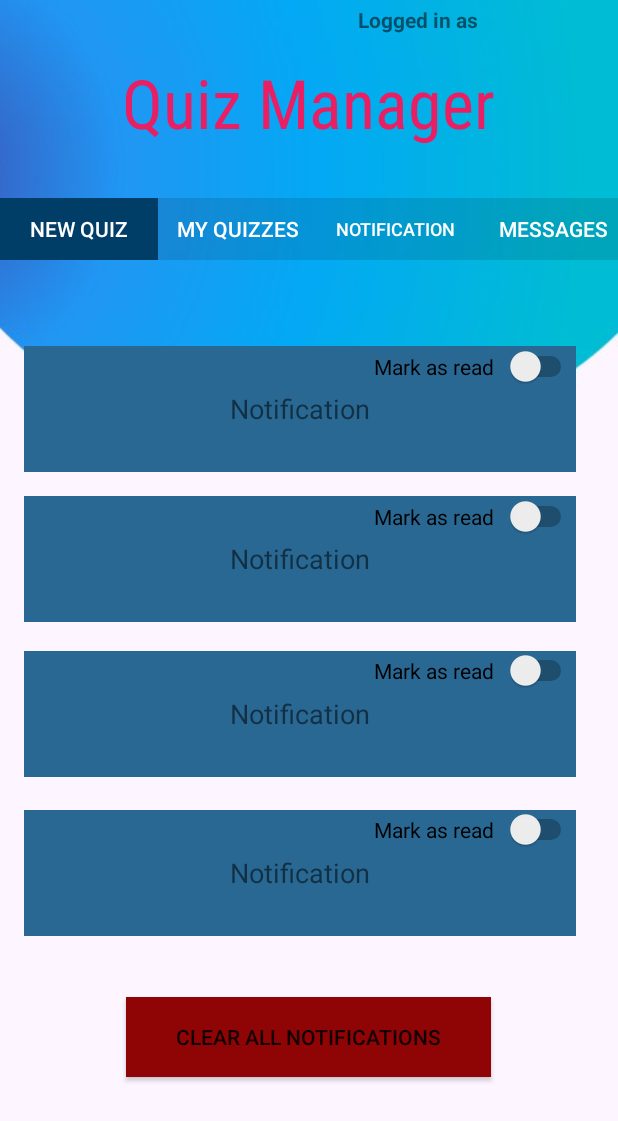
After one commit to drex7001/MAD_app, an Android app: the notifications screen opened directly, with no data from a screen before it, on a phone screen of 412 x 824 dp. The commit adds this screen. Shown: the top 1121 px of the screen. Run offline under Robolectric (Android 15) with nearby library versions, the phone set to English and light mode, and no system bars.

Commit message:
Added activity_notifications.xml

```diff
--- a/app/src/main/AndroidManifest.xml
+++ b/app/src/main/AndroidManifest.xml
@@ -9,16 +9,20 @@
         android:roundIcon="@mipmap/ic_launcher_round"
         android:supportsRtl="true"
         android:theme="@style/AppTheme">
+        <activity android:name=".notifications">
+            <intent-filter>
+                <action android:name="com.company.package.FOO" />
 
+                <category android:name="android.intent.category.DEFAULT" />
+            </intent-filter>
+        </activity>
         <activity android:name=".myquizzes">
             <intent-filter>
-            <action android:name="com.company.package.FOO" />
+                <action android:name="com.company.package.FOO" />
 
-            <category android:name="android.intent.category.DEFAULT" />
-        </intent-filter>
-
+                <category android:name="android.intent.category.DEFAULT" />
+            </intent-filter>
         </activity>
-
         <activity android:name=".teacherview">
             <intent-filter>
                 <action android:name="com.company.package.FOO" />
--- /dev/null
+++ b/app/src/main/java/com/drex/dashboard/notifications.java
@@ -0,0 +1,14 @@
+package com.drex.dashboard;
+
+import androidx.appcompat.app.AppCompatActivity;
+
+import android.os.Bundle;
+
+public class notifications extends AppCompatActivity {
+
+    @Override
+    protected void onCreate(Bundle savedInstanceState) {
+        super.onCreate(savedInstanceState);
+        setContentView(R.layout.activity_notifications);
+    }
+}
--- /dev/null
+++ b/app/src/main/res/layout/activity_notifications.xml
@@ -0,0 +1,209 @@
+<?xml version="1.0" encoding="utf-8"?>
+<androidx.constraintlayout.widget.ConstraintLayout xmlns:android="http://schemas.android.com/apk/res/android"
+    xmlns:app="http://schemas.android.com/apk/res-auto"
+    xmlns:tools="http://schemas.android.com/tools"
+    android:layout_width="match_parent"
+    android:layout_height="match_parent"
+    android:background="@drawable/bg"
+    tools:context=".notifications">
+
+    <TextView
+        android:id="@+id/notification5"
+        android:layout_width="368dp"
+        android:layout_height="84dp"
+        android:layout_marginStart="16dp"
+        android:layout_marginTop="493dp"
+        android:layout_marginBottom="154dp"
+        android:background="#286893"
+        android:gravity="center"
+        android:text="@string/not"
+        android:textSize="18sp"
+        app:layout_constraintBottom_toBottomOf="parent"
+        app:layout_constraintStart_toStartOf="parent"
+        app:layout_constraintTop_toTopOf="parent" />
+
+    <Switch
+        android:id="@+id/switch6"
+        android:layout_width="143dp"
+        android:layout_height="27dp"
+        android:layout_marginStart="241dp"
+        android:layout_marginTop="493dp"
+        android:layout_marginBottom="211dp"
+        android:gravity="center"
+        android:text="@string/read"
+        app:layout_constraintBottom_toBottomOf="parent"
+        app:layout_constraintStart_toStartOf="parent"
+        app:layout_constraintTop_toTopOf="parent" />
+
+    <TextView
+        android:id="@+id/notification3"
+        android:layout_width="368dp"
+        android:layout_height="84dp"
+        android:layout_marginStart="16dp"
+        android:layout_marginTop="387dp"
+        android:layout_marginBottom="260dp"
+        android:background="#286893"
+        android:gravity="center"
+        android:text="@string/not"
+        android:textSize="18sp"
+        app:layout_constraintBottom_toBottomOf="parent"
+        app:layout_constraintStart_toStartOf="parent"
+        app:layout_constraintTop_toTopOf="parent" />
+
+    <Switch
+        android:id="@+id/switch4"
+        android:layout_width="143dp"
+        android:layout_height="27dp"
+        android:layout_marginStart="241dp"
+        android:layout_marginTop="387dp"
+        android:layout_marginBottom="317dp"
+        android:gravity="center"
+        android:text="@string/read"
+        app:layout_constraintBottom_toBottomOf="parent"
+        app:layout_constraintStart_toStartOf="parent"
+        app:layout_constraintTop_toTopOf="parent" />
+
+    <TextView
+        android:id="@+id/notification2"
+        android:layout_width="368dp"
+        android:layout_height="84dp"
+        android:layout_marginStart="16dp"
+        android:layout_marginTop="284dp"
+        android:layout_marginBottom="363dp"
+        android:background="#286893"
+        android:gravity="center"
+        android:text="@string/not"
+        android:textSize="18sp"
+        app:layout_constraintBottom_toBottomOf="parent"
+        app:layout_constraintStart_toStartOf="parent"
+        app:layout_constraintTop_toTopOf="parent" />
+
+    <Switch
+        android:id="@+id/switch3"
+        android:layout_width="143dp"
+        android:layout_height="27dp"
+        android:layout_marginStart="241dp"
+        android:layout_marginTop="284dp"
+        android:layout_marginBottom="420dp"
+        android:gravity="center"
+        android:text="@string/read"
+        app:layout_constraintBottom_toBottomOf="parent"
+        app:layout_constraintStart_toStartOf="parent"
+        app:layout_constraintTop_toTopOf="parent" />
+
+    <TextView
+        android:id="@+id/editTextTextPersonName"
+        android:layout_width="328dp"
+        android:layout_height="wrap_content"
+        android:layout_marginStart="41dp"
+        android:layout_marginTop="44dp"
+        android:autofillHints=""
+        android:clickable="false"
+        android:elevation="2dp"
+        android:ems="10"
+        android:fontFamily="sans-serif-condensed-medium"
+        android:gravity="center"
+        android:includeFontPadding="false"
+        android:inputType="textPersonName"
+        android:lines="@android:integer/config_mediumAnimTime"
+        android:text="Quiz Manager"
+        android:textAppearance="@style/TextAppearance.AppCompat.Large"
+        android:textColor="#E91E63"
+        android:textFontWeight="@android:integer/config_mediumAnimTime"
+        android:textSize="45sp"
+        app:layout_constraintStart_toStartOf="parent"
+        app:layout_constraintTop_toTopOf="parent" />
+
+
+    <com.google.android.material.tabs.TabLayout
+        android:id="@+id/tabLayout2"
+        android:layout_width="422dp"
+        android:layout_height="41dp"
+        app:layout_constraintBottom_toBottomOf="parent"
+        app:layout_constraintEnd_toEndOf="parent"
+        app:layout_constraintHorizontal_bias="0.0"
+        app:layout_constraintStart_toStartOf="parent"
+        app:layout_constraintTop_toTopOf="parent"
+        app:layout_constraintVertical_bias="0.169"
+        app:tabBackground="?attr/actionBarDivider"
+        app:tabIconTint="@color/colorAccent"
+        app:tabIndicator="@drawable/ic_launcher_background"
+        app:tabIndicatorColor="#013E67"
+        app:tabRippleColor="#0325E4"
+        app:tabTextColor="#FFFFFF">
+
+        <com.google.android.material.tabs.TabItem
+            android:layout_width="wrap_content"
+            android:layout_height="wrap_content"
+            android:text="@string/newqbim" />
+
+        <com.google.android.material.tabs.TabItem
+            android:layout_width="wrap_content"
+            android:layout_height="wrap_content"
+            android:text="@string/myquiz" />
+
+        <com.google.android.material.tabs.TabItem
+            android:layout_width="wrap_content"
+            android:layout_height="wrap_content"
+            android:text="@string/notification" />
+
+        <com.google.android.material.tabs.TabItem
+            android:layout_width="wrap_content"
+            android:layout_height="wrap_content"
+            android:text="@string/Messages" />
+    </com.google.android.material.tabs.TabLayout>
+
+    <TextView
+        android:id="@+id/textView10"
+        android:layout_width="171dp"
+        android:layout_height="25dp"
+        android:layout_marginTop="3dp"
+        android:layout_marginEnd="2dp"
+        android:text="Logged in as"
+        android:textStyle="bold"
+        app:layout_constraintEnd_toEndOf="parent"
+        app:layout_constraintTop_toTopOf="parent" />
+
+    <TextView
+        android:id="@+id/notification1"
+        android:layout_width="368dp"
+        android:layout_height="84dp"
+        android:layout_marginStart="16dp"
+        android:layout_marginTop="184dp"
+        android:layout_marginBottom="463dp"
+        android:background="#286893"
+        android:gravity="center"
+        android:text="@string/not"
+        android:textSize="18sp"
+        app:layout_constraintBottom_toBottomOf="parent"
+        app:layout_constraintStart_toStartOf="parent"
+        app:layout_constraintTop_toTopOf="parent" />
+
+    <Switch
+        android:id="@+id/switch2"
+        android:layout_width="143dp"
+        android:layout_height="27dp"
+        android:layout_marginStart="241dp"
+        android:layout_marginTop="184dp"
+        android:layout_marginBottom="520dp"
+        android:gravity="center"
+        android:text="@string/read"
+        app:layout_constraintBottom_toBottomOf="parent"
+        app:layout_constraintStart_toStartOf="parent"
+        app:layout_constraintTop_toTopOf="parent" />
+
+    <Button
+        android:id="@+id/button"
+        android:layout_width="243dp"
+        android:layout_height="53dp"
+        android:layout_marginStart="84dp"
+        android:layout_marginTop="618dp"
+        android:layout_marginBottom="60dp"
+        android:background="#8F0404"
+        android:text="@string/clear"
+        app:layout_constraintBottom_toBottomOf="parent"
+        app:layout_constraintStart_toStartOf="parent"
+        app:layout_constraintTop_toTopOf="parent" />
+
+
+</androidx.constraintlayout.widget.ConstraintLayout>
--- a/app/src/main/res/values/strings.xml
+++ b/app/src/main/res/values/strings.xml
@@ -60,6 +60,9 @@
     <string name="d">Drafts</string>
     <string name="qname">""QUIZNAME""</string>
 
+    <string name="not">Notification</string>
+    <string name="read">Mark as read</string>
+    <string name="clear">Clear all notifications</string>
 
 
 </resources>
```
